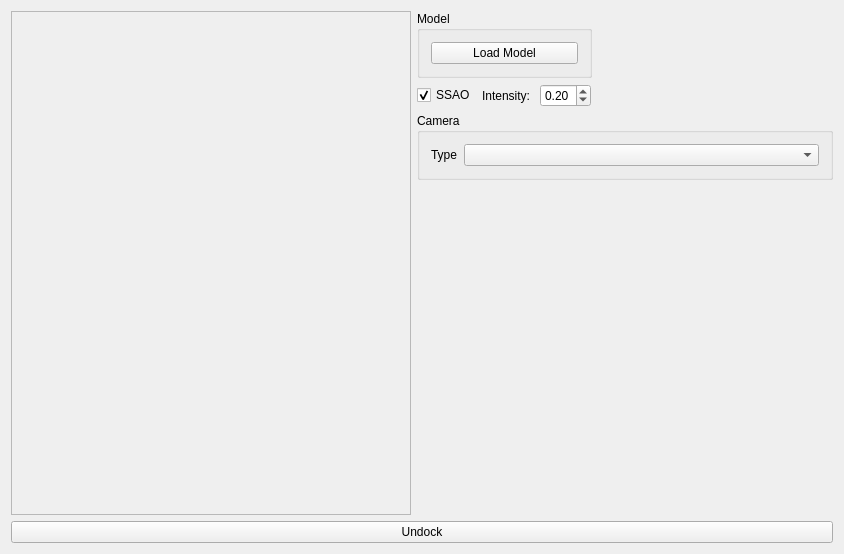
Above: forms/phongwindow.ui from laura-96/AG-Project2-SSAO before the change. Below: the same form after it.
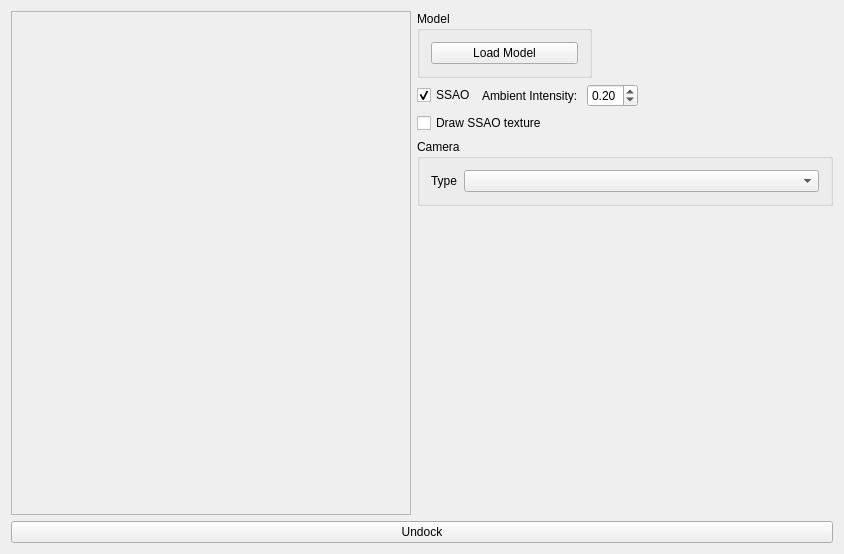
That is the form after the change.

```diff
--- a/forms/phongwindow.ui
+++ b/forms/phongwindow.ui
@@ -83,7 +83,7 @@
          <item>
           <widget class="QLabel" name="label_2">
            <property name="text">
-            <string>Intensity: </string>
+            <string>Ambient Intensity: </string>
            </property>
           </widget>
          </item>
@@ -115,6 +115,13 @@
          </item>
         </layout>
        </item>
+       <item>
+        <widget class="QCheckBox" name="onlySSAO">
+         <property name="text">
+          <string>Draw SSAO texture</string>
+         </property>
+        </widget>
+       </item>
        <item>
         <widget class="QGroupBox" name="cameraGroupBox">
          <property name="title">
```
